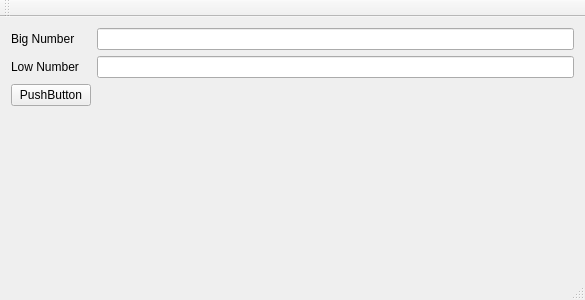
Above: Cirrus-Pal/palindrome.ui from physicalscience/cirrus-palindrome before the change. Below: the same form after it.
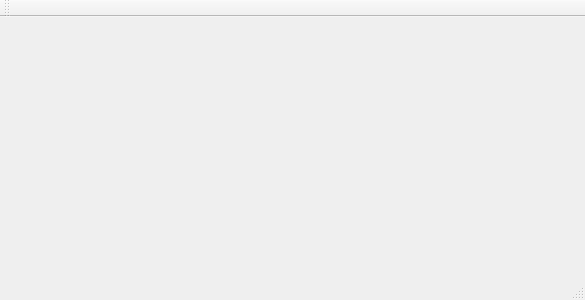
That is the form after the change.

Commit message: complete and working project, no design added yet

What changed in the file:
```diff
--- a/Cirrus-Pal/palindrome.ui
+++ b/Cirrus-Pal/palindrome.ui
@@ -14,47 +14,7 @@
    <string>Palindrome</string>
   </property>
   <widget class="QWidget" name="centralWidget">
-   <layout class="QVBoxLayout" name="verticalLayout">
-    <item>
-     <layout class="QGridLayout" name="gridLayout">
-      <item row="0" column="1">
-       <layout class="QVBoxLayout" name="verticalLayout_2">
-        <item>
-         <layout class="QFormLayout" name="formLayout">
-          <item row="0" column="0">
-           <widget class="QLabel" name="label">
-            <property name="text">
-             <string>Big Number</string>
-            </property>
-           </widget>
-          </item>
-          <item row="0" column="1">
-           <widget class="QLineEdit" name="lineEdit"/>
-          </item>
-          <item row="1" column="0">
-           <widget class="QLabel" name="label_2">
-            <property name="text">
-             <string>Low Number</string>
-            </property>
-           </widget>
-          </item>
-          <item row="1" column="1">
-           <widget class="QLineEdit" name="lineEdit_2"/>
-          </item>
-          <item row="2" column="0">
-           <widget class="QPushButton" name="pushButton">
-            <property name="text">
-             <string>PushButton</string>
-            </property>
-           </widget>
-          </item>
-         </layout>
-        </item>
-       </layout>
-      </item>
-     </layout>
-    </item>
-   </layout>
+   <layout class="QVBoxLayout" name="verticalLayout"/>
   </widget>
   <widget class="QMenuBar" name="menuBar">
    <property name="geometry">
```
The commit also changes 2 other files.
